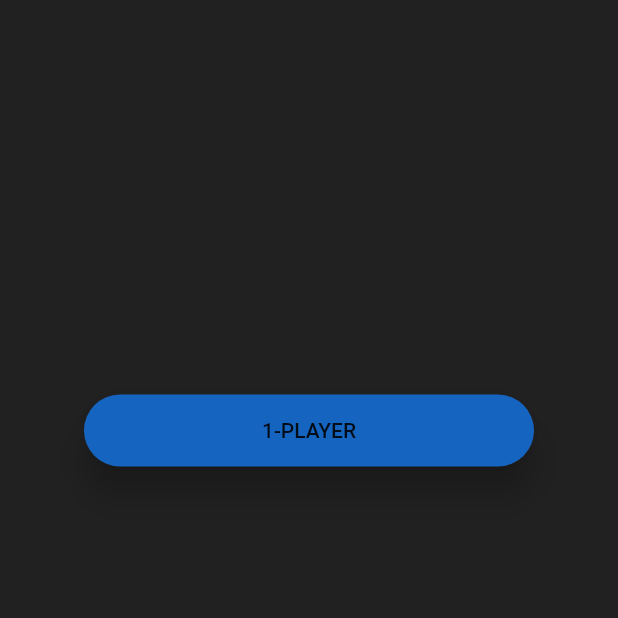
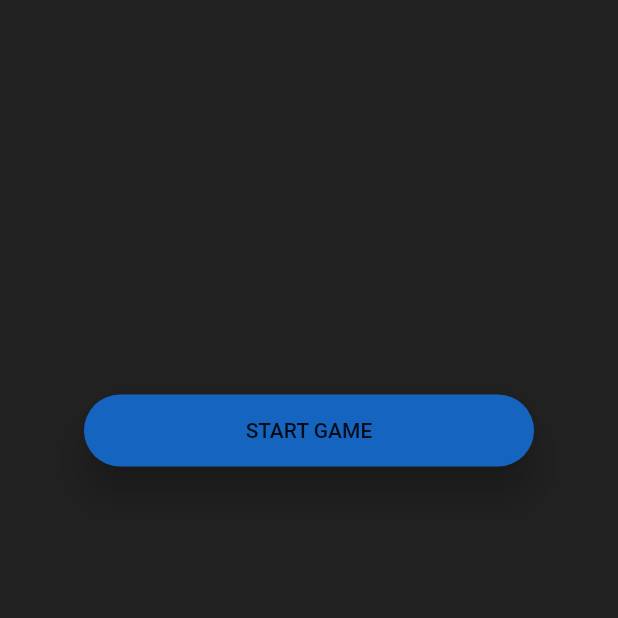
Before and after one commit to SharvinS/TicTacToe, a Flutter app: the screen it shows after launch, on a phone screen of 412 x 824 dp, the part 618-1236 px from its top. Run offline on Flutter 3.47's test engine with Material 2 defaults, Android fonts, the phone set to English and light mode, and no system bars.

Commit message:
Minor text changes.

```diff
--- a/lib/1-Player.dart
+++ b/lib/GamePlay.dart
@@ -3,13 +3,13 @@ import "package:flutter/material.dart";
 import 'dart:math';
 
 //Easy class which is a stateful widget
-class EasyRoute extends StatefulWidget {
+class GamePlay extends StatefulWidget {
   @override
-  _EasyRoute createState() => _EasyRoute();
+  _GamePlay createState() => _GamePlay();
 }
 
 //user landing class
-class _EasyRoute extends State<EasyRoute> {
+class _GamePlay extends State<GamePlay> {
 
   //declaring variables
   var bList = ["","","","","","","","",""];   //list of empty string
@@ -207,7 +207,7 @@ class _EasyRoute extends State<EasyRoute> {
         home: Scaffold(   //create an empty whole page which is the main layout
             appBar: AppBar(   //create an app bar for the page
               backgroundColor: Colors.blue[800],    //color of the app bar
-              title: Text("BEGINNER",   //text displayed on the app bar
+              title: Text("Tic-Tac-Toe",   //text displayed on the app bar
                   style: new TextStyle(fontFamily: "Times New Roman")   //the font style of the text
               ),
             ),
@@ -223,7 +223,7 @@ class _EasyRoute extends State<EasyRoute> {
                               mainAxisAlignment: MainAxisAlignment.center,    //alignment of the row
                               children: [   //holds widgets for the previous widgets
                                 new Padding(padding: EdgeInsets.only(bottom: 50.0)),    //distance between border and text
-                                Text("GOOD LUCK!",    //insertion of text
+                                Text("GOOD LUCK !",    //insertion of text
                                   style: TextStyle(fontSize: 23.0,    //size of the text
                                       fontFamily: 'Times New Roman',   //font style of the text
                                       color: Colors.white
--- a/lib/main.dart
+++ b/lib/main.dart
@@ -1,6 +1,6 @@
 //Import files
 import 'package:flutter/material.dart';
-import 'package:tictactoe_test/1-Player.dart';
+import 'package:tictactoe_test/GamePlay.dart';
 
 void main() => runApp(MyApp());
 
@@ -58,11 +58,11 @@ class HomeScreen extends StatelessWidget {
                             Navigator.push(
                               context,
                               new MaterialPageRoute(
-                                  builder: (context) => EasyRoute()   //the destination page to navigate too
+                                  builder: (context) => GamePlay()  //the destination page to navigate too
                               ),
                             );
                           },
-                          child:  Text('1-PLAYER',)   //text displayed on the button
+                          child:  Text('START GAME',)   //text displayed on the button
                       )
                   ),
                 ),
```
